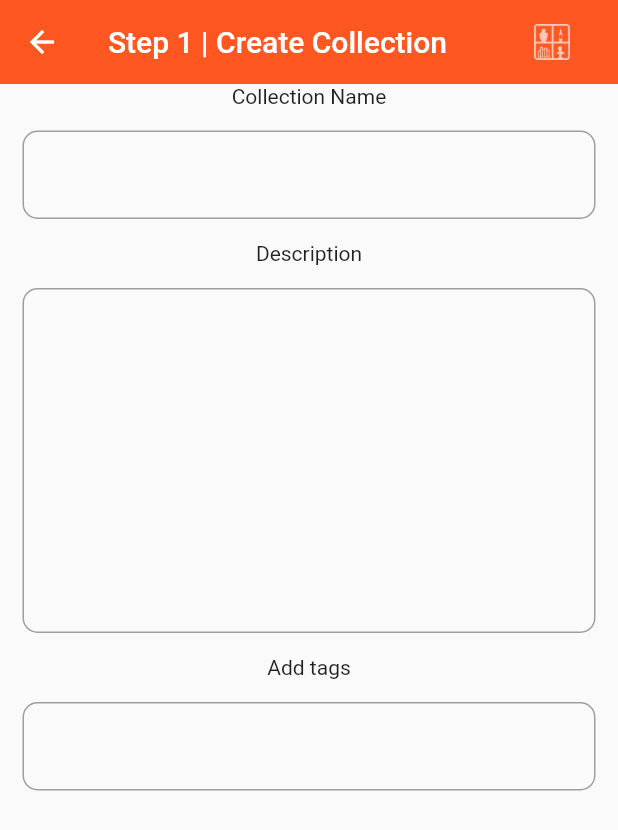
After one commit to capainter8/DigitalCollectionApp, a Flutter app: the CollectionCreateScreen screen opened directly, on a phone screen of 412 x 824 dp. The commit adds this screen. Shown: the top 830 px of the screen. Run offline on Flutter 3.47's test engine with Material 2 defaults, Android fonts, the phone set to English and light mode, and no system bars.

```diff
--- /dev/null
+++ b/lib/CollectionCreateScreen.dart
@@ -0,0 +1,108 @@
+import 'package:flutter/material.dart';
+
+
+class CollectionCreateScreen extends StatefulWidget {
+  @override
+  State<StatefulWidget> createState() {
+    return _CollectionCreateScreen();
+  }
+}
+
+class _CollectionCreateScreen extends State<CollectionCreateScreen> {
+
+  @override
+  Widget build(BuildContext context) {
+
+    return Scaffold(
+           appBar: AppBar(
+          elevation: 0.0,
+          leading: IconButton(
+            icon: Icon(Icons.arrow_back, color: Colors.white),
+            onPressed: () => Navigator.of(context).pop(),
+            ),
+          title: Row(
+          mainAxisAlignment: MainAxisAlignment.spaceBetween,
+          children: [
+            Text("Step 1 | Create Collection"),
+            Padding(
+              padding: const EdgeInsets.only(right: 16),
+              child: ImageIcon(
+                AssetImage('assets/images/icon.png'),
+                color: Color(0xAAFFFFFF)
+              ),
+            )
+          ],
+        )
+      ),
+
+      body: Column(
+    children:<Widget> [
+
+    Text("Collection Name"),
+    Padding(
+    padding: const EdgeInsets.all(15.0),
+    child:TextField(
+      maxLines: 1,
+      autocorrect: false,
+      decoration: InputDecoration(
+        enabledBorder: OutlineInputBorder(
+          borderRadius: BorderRadius.all(Radius.circular(10.0)),
+          borderSide: BorderSide(color: Colors.grey),
+        ),
+        focusedBorder: OutlineInputBorder(
+          borderRadius: BorderRadius.all(Radius.circular(10.0)),
+          borderSide: BorderSide(color: Colors.deepOrange),
+        ),
+      ),
+    ),
+  ),
+
+  Text("Description"),
+    Padding(
+    padding: const EdgeInsets.all(15.0),
+    child:TextField(
+      maxLines: 10,
+      autocorrect: false,
+      decoration: InputDecoration(
+        enabledBorder: OutlineInputBorder(
+          borderRadius: BorderRadius.all(Radius.circular(10.0)),
+          borderSide: BorderSide(color: Colors.grey),
+        ),
+        focusedBorder: OutlineInputBorder(
+          borderRadius: BorderRadius.all(Radius.circular(10.0)),
+          borderSide: BorderSide(color: Colors.deepOrange),
+        ),
+      ),
+    ),
+  ),
+
+    Text("Add tags"),
+    Padding(
+    padding: const EdgeInsets.all(15.0),
+    child:TextField(
+      maxLines: 1,
+      autocorrect: false,
+      decoration: InputDecoration(
+        enabledBorder: OutlineInputBorder(
+          borderRadius: BorderRadius.all(Radius.circular(10.0)),
+          borderSide: BorderSide(color: Colors.grey),
+        ),
+        focusedBorder: OutlineInputBorder(
+          borderRadius: BorderRadius.all(Radius.circular(10.0)),
+          borderSide: BorderSide(color: Colors.deepOrange),
+        ),
+      ),
+    ),
+  ),
+
+
+
+
+  ],
+)
+
+
+
+    );
+  }
+}
--- /dev/null
+++ b/lib/SecondPage.dart
@@ -0,0 +1,18 @@
+import 'package:flutter/material.dart';
+import 'CollectionCreateScreen.dart';
+
+
+class SecondPage extends StatelessWidget {
+  @override
+  Widget build(BuildContext context) {
+    return MaterialApp(
+      title: 'Step 1 | Collection Info',
+      theme: ThemeData(
+        primarySwatch: Colors.deepOrange,
+        visualDensity: VisualDensity.adaptivePlatformDensity
+      ),
+
+      home:CollectionCreateScreen(),
+    );
+  }
+}
--- a/lib/screens/collection_management/CollectionManagementScreen.dart
+++ b/lib/screens/collection_management/CollectionManagementScreen.dart
@@ -1,5 +1,6 @@
 import 'package:flutter/material.dart';
 import 'CollectionListView.dart';
+import 'package:DigitalCollectionApp/Dialogs.dart';
 
 class CollectionManagementScreen extends StatefulWidget {
   @override
@@ -32,7 +33,11 @@ class _CollectionManagementScreen extends State<CollectionManagementScreen> {
       drawer: Drawer(),
       body: CollectionListView(),
       floatingActionButton: FloatingActionButton(
-        child: Icon(Icons.add)
+        child: Icon(Icons.add),
+         onPressed: () {
+                Dialogs.confirmation(context, "Create new collection?");
+              }
+
       )
     );
   }
```
Also changed, not shown: lib/Dialogs.dart (added, +60 -0 lines), 3 other files.
